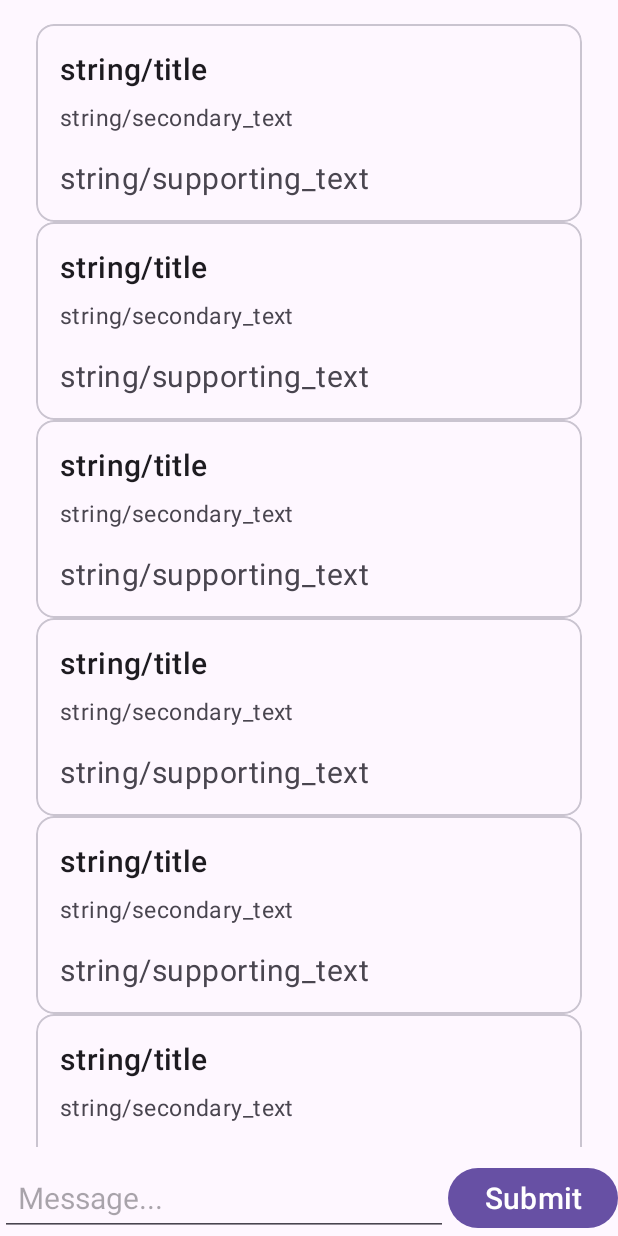
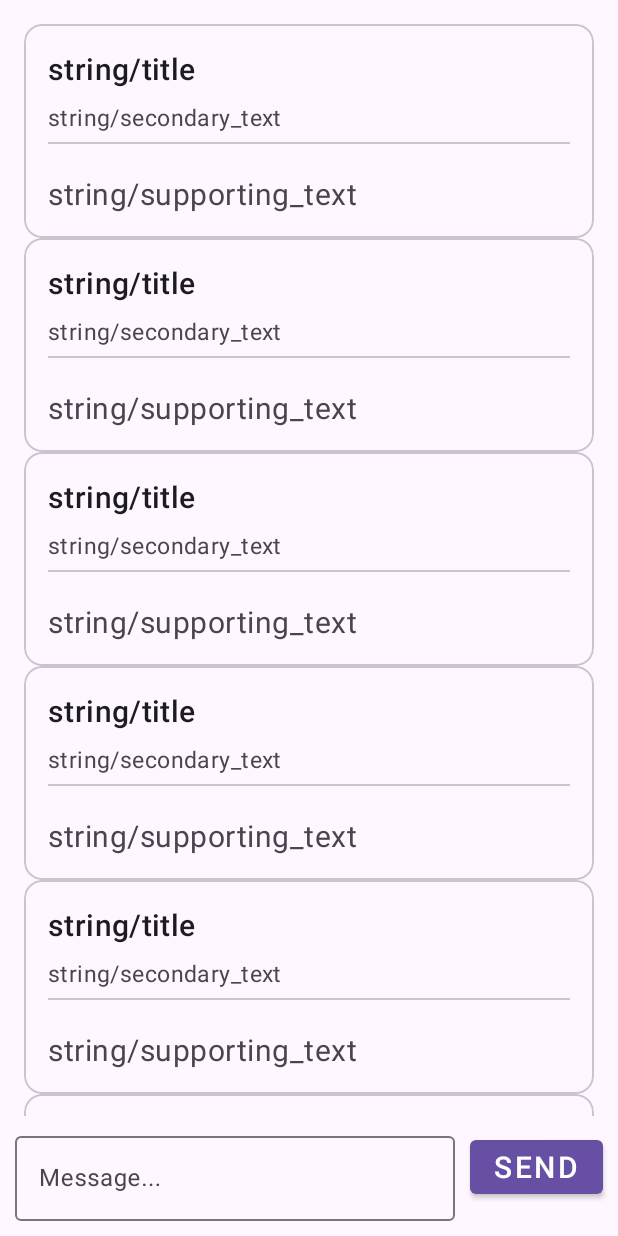
Before and after one commit to ResistanceIsCharacterForming/Mobile-Computing-Application, an Android app: the layout fragment_chat.xml on its own in the app's theme, with its tools: preview values and no code run, on a phone screen of 412 x 824 dp. Run offline under Robolectric (Android 15) with nearby library versions, the phone set to English and light mode, and no system bars.

Commit message:
Tweaks to the UI.
Slightly improved UI. It still needs a tablet/wider version. As well as the line of profile pictures for participating users.

```diff
--- a/app/src/main/java/com/example/shelfship/views/showChatMessages/ChatFragment.kt
+++ b/app/src/main/java/com/example/shelfship/views/showChatMessages/ChatFragment.kt
@@ -72,7 +72,8 @@ class ChatFragment : Fragment(), ChatContentListener {
         val listView = binding.listView
         listView.layoutManager = LinearLayoutManager(context)
         adapter = ChatAdapter(this)
-        listView.adapter = adapter
+        binding.listView.layoutManager = LinearLayoutManager(requireContext())
+        binding.listView.adapter = adapter
 
         return binding.root
     }
@@ -100,7 +101,7 @@ class ChatFragment : Fragment(), ChatContentListener {
         lifecycleScope.launch {
 
             val timestampNow = DateTimeFormatter
-                .ofPattern("dd.MM.yyyy")
+                .ofPattern("dd.MM.yyyy HH:mm")
                 .withZone(ZoneOffset.UTC)
                 .format(Instant.now())
 
--- a/app/src/main/res/layout/activity_chat.xml
+++ b/app/src/main/res/layout/activity_chat.xml
@@ -11,10 +11,11 @@
     android:name="com.example.shelfship.views.showChatMessages.ChatFragment"
     android:layout_width="match_parent"
     android:layout_height="match_parent"
-    app:layout_constraintBottom_toBottomOf="parent"
     app:layout_constraintEnd_toEndOf="parent"
     app:layout_constraintStart_toStartOf="parent"
     app:layout_constraintTop_toBottomOf="parent"
+    app:layout_constraintTop_toTopOf="parent"
+    app:layout_constraintBottom_toBottomOf="parent"
     tools:layout="@layout/fragment_chat"
 />
 
--- a/app/src/main/res/layout/chat_list_item.xml
+++ b/app/src/main/res/layout/chat_list_item.xml
@@ -8,8 +8,7 @@
     <com.google.android.material.card.MaterialCardView
         android:id="@+id/card"
         android:layout_width="match_parent"
-        android:layout_height="wrap_content"
-        android:layout_margin="8dp">
+        android:layout_height="wrap_content">
 
         <LinearLayout
             android:layout_width="match_parent"
@@ -36,6 +35,11 @@
                 android:textColor="?android:attr/textColorSecondary"
                 android:textSize="15sp"
                 />
+            <com.google.android.material.divider.MaterialDivider
+                android:layout_width="match_parent"
+                android:layout_height="match_parent"
+                android:layout_marginTop="6dp"
+                android:layout_marginBottom="3dp"/>
             <TextView
                 android:id="@+id/messageTextView"
                 android:layout_width="wrap_content"
--- a/app/src/main/res/layout/fragment_chat.xml
+++ b/app/src/main/res/layout/fragment_chat.xml
@@ -14,35 +14,46 @@
         android:layout_marginEnd="16dp"
         android:layout_marginBottom="8dp"
         app:layout_constraintTop_toTopOf="parent"
-    app:layout_constraintBottom_toTopOf="@+id/messageField"
+        app:layout_constraintBottom_toTopOf="@+id/messageFieldWrapper"
         app:layout_constraintStart_toStartOf="parent"
         app:layout_constraintEnd_toEndOf="parent"
         tools:itemCount="20"
         tools:listitem="@layout/chat_list_item"
     />
 
-<EditText
-    android:id="@+id/messageField"
+    <com.google.android.material.textfield.TextInputLayout
+        android:id="@+id/messageFieldWrapper"
         android:layout_width="0dp"
         android:layout_height="wrap_content"
         android:hint="Message..."
-    android:padding="12dp"
-    android:textSize="20sp"
         app:layout_constraintBottom_toBottomOf="parent"
         app:layout_constraintStart_toStartOf="parent"
         app:layout_constraintEnd_toStartOf="@+id/submitButton"
-    android:inputType="text"
-/>
+        android:layout_marginStart="10dp"
+        android:layout_marginBottom="10dp">
+
+        <com.google.android.material.textfield.TextInputEditText
+            android:id="@+id/messageField"
+            android:layout_width="match_parent"
+            android:layout_height="wrap_content"
+            android:inputType="text"/>
+
+    </com.google.android.material.textfield.TextInputLayout>
 
     <Button
         android:id="@+id/submitButton"
         android:layout_width="wrap_content"
         android:layout_height="wrap_content"
-    android:text="Submit"
+        android:text="Send"
+        style="@style/Widget.MaterialComponents.Button"
         android:textSize="20sp"
         app:layout_constraintEnd_toEndOf="parent"
-    app:layout_constraintTop_toTopOf="@+id/messageField"
-    app:layout_constraintBottom_toBottomOf="@+id/messageField"
+        app:layout_constraintTop_toTopOf="@+id/messageFieldWrapper"
+        app:layout_constraintBottom_toBottomOf="@+id/messageFieldWrapper"
+        android:layout_marginStart="10dp"
+        android:layout_marginBottom="10dp"
+        android:layout_marginEnd="10dp"
+        app:layout_constraintStart_toEndOf="@id/messageFieldWrapper"
     />
 
 </androidx.constraintlayout.widget.ConstraintLayout>
```
Lines whose indentation alone changed are shown as unchanged.
